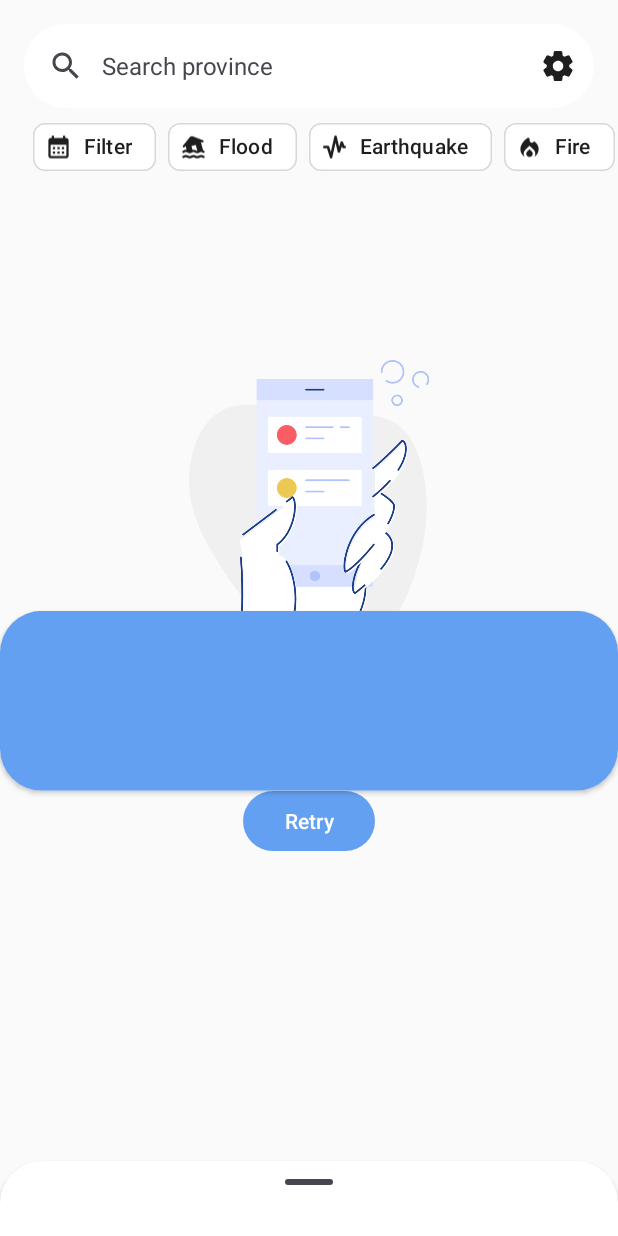
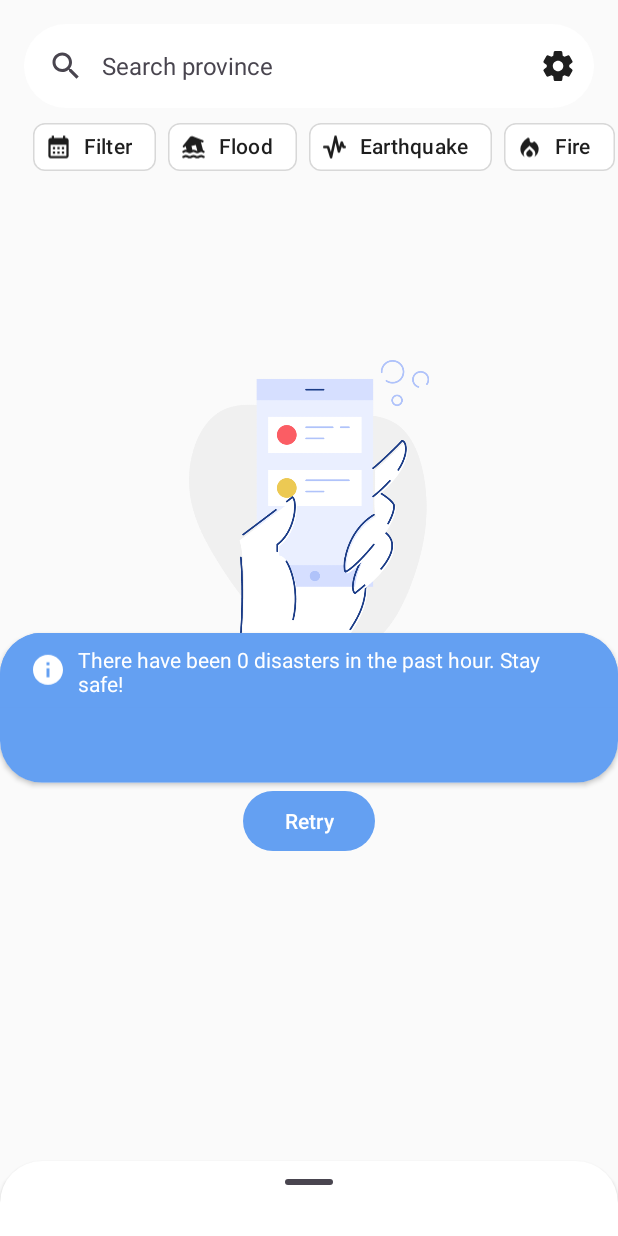
Before and after one commit to GG-3-0-Mobile-Engineering/ME15-Dismaps-GG3MEGP0565-KadekDhivaTiradika, an Android app: the screen it shows after launch (MainActivity), on a phone screen of 412 x 824 dp. Run offline under Robolectric (Android 15) with nearby library versions, the light colour scheme and no system bars; pictures from the network do not load.

Commit message:
add additional info fragment
attach additional info fragment to bottomsheet header to show disaster count and filter date

```diff
--- /dev/null
+++ b/app/src/main/java/com/bydhiva/dismaps/ui/additional/AdditionalInfoFragment.kt
@@ -0,0 +1,59 @@
+package com.bydhiva.dismaps.ui.additional
+
+import android.os.Bundle
+import android.view.LayoutInflater
+import android.view.View
+import android.view.ViewGroup
+import androidx.fragment.app.Fragment
+import com.bydhiva.dismaps.R
+import com.bydhiva.dismaps.base.activityViewModelBuilder
+import com.bydhiva.dismaps.databinding.FragmentAdditionalInfoBinding
+import com.bydhiva.dismaps.domain.model.Disaster
+import com.bydhiva.dismaps.domain.model.ReportsFilter
+import com.bydhiva.dismaps.ui.main.MainViewModel
+import com.bydhiva.dismaps.utils.CombinedLiveData
+import com.bydhiva.dismaps.utils.toShortText
+
+class AdditionalInfoFragment : Fragment() {
+    private var _binding: FragmentAdditionalInfoBinding? = null
+    private val binding get() = _binding!!
+    private val viewModel by activityViewModelBuilder<MainViewModel>()
+    override fun onCreateView(
+        inflater: LayoutInflater, container: ViewGroup?,
+        savedInstanceState: Bundle?
+    ): View {
+        _binding = FragmentAdditionalInfoBinding.inflate(inflater, container, false)
+        return binding.root
+    }
+
+    override fun onViewCreated(view: View, savedInstanceState: Bundle?) {
+        super.onViewCreated(view, savedInstanceState)
+
+        CombinedLiveData(
+            source1 = viewModel.listDisaster,
+            source2 = viewModel.reportsFilter,
+            combine = { data1, data2 ->
+                Pair(data1, data2)
+            }
+        ).observe(viewLifecycleOwner) {
+            setMessage(it)
+        }
+    }
+
+    private fun setMessage(data: Pair<List<Disaster>?, ReportsFilter?>) {
+        val disasterCount = data.first?.size ?: 0
+        val filter = data.second?.startEndDate?.toShortText()
+        val time = if (filter == null) {
+            getString(R.string.in_the_past_hour)
+        } else {
+            getString(R.string.between_date, filter)
+        }
+
+        binding.tvMessage.text = getString(R.string.disaster_message, disasterCount, time)
+    }
+
+    override fun onDestroyView() {
+        super.onDestroyView()
+        _binding = null
+    }
+}
--- a/app/src/main/java/com/bydhiva/dismaps/ui/main/MainActivity.kt
+++ b/app/src/main/java/com/bydhiva/dismaps/ui/main/MainActivity.kt
@@ -10,6 +10,7 @@ import com.bydhiva.dismaps.R
 import com.bydhiva.dismaps.base.BaseApplication
 import com.bydhiva.dismaps.base.viewModelBuilder
 import com.bydhiva.dismaps.databinding.ActivityMainBinding
+import com.bydhiva.dismaps.ui.additional.AdditionalInfoFragment
 import com.bydhiva.dismaps.ui.error.ErrorPlaceholderFragment
 import com.bydhiva.dismaps.ui.list.DisasterListFragment
 import com.bydhiva.dismaps.ui.main.MainViewModel.MainUIEvent
@@ -67,7 +68,8 @@ class MainActivity : AppCompatActivity() {
         BottomSheetBehavior.from(binding.bottomSheet).addBottomSheetCallback(
             object : BottomSheetCallback() {
                 override fun onStateChanged(bottomSheet: View, newState: Int) = Unit
-                override fun onSlide(bottomSheet: View, slideOffset: Float) = setTranslationYBottomSheetHeader(slideOffset)
+                override fun onSlide(bottomSheet: View, slideOffset: Float) =
+                    setTranslationYBottomSheetHeader(slideOffset)
             }
         )
     }
@@ -76,6 +78,7 @@ class MainActivity : AppCompatActivity() {
         replace<SearchbarFragment>(R.id.header_container)
         replace<MapsFragment>(R.id.main_container)
         replace<DisasterListFragment>(R.id.bottom_sheet_container)
+        replace<AdditionalInfoFragment>(R.id.bs_header_container)
         setReorderingAllowed(true)
     }
 
@@ -97,7 +100,7 @@ class MainActivity : AppCompatActivity() {
     }
 
     private fun setTranslationYBottomSheetHeader(slideOffset: Float) {
-        val height = resources.displayMetrics.heightPixels-120
+        val height = resources.displayMetrics.heightPixels-100
         val translationY = -(slideOffset*height)
         val extraTranslationY: Float = if (slideOffset<0.4) {
             200-(200*(slideOffset*2.5)).toFloat()
--- a/app/src/main/java/com/bydhiva/dismaps/ui/maps/MapsFragment.kt
+++ b/app/src/main/java/com/bydhiva/dismaps/ui/maps/MapsFragment.kt
@@ -15,7 +15,6 @@ import com.google.android.gms.maps.CameraUpdateFactory
 import com.google.android.gms.maps.GoogleMap
 import com.google.android.gms.maps.OnMapReadyCallback
 import com.google.android.gms.maps.SupportMapFragment
-import com.google.android.gms.maps.model.LatLng
 import com.google.android.gms.maps.model.LatLngBounds
 import com.google.android.gms.maps.model.MapStyleOptions
 import com.google.android.gms.maps.model.MarkerOptions
@@ -29,7 +28,7 @@ class MapsFragment : Fragment() {
         this.googleMap = googleMap
         if (AppCompatDelegate.getDefaultNightMode() == AppCompatDelegate.MODE_NIGHT_YES) {
             googleMap.setMapStyle(
-                MapStyleOptions.loadRawResourceStyle(requireContext(), R.raw.style_json)
+                MapStyleOptions.loadRawResourceStyle(requireContext(), R.raw.maps_night_style)
             )
         }
     }
--- a/app/src/main/java/com/bydhiva/dismaps/ui/searchbar/SearchbarFragment.kt
+++ b/app/src/main/java/com/bydhiva/dismaps/ui/searchbar/SearchbarFragment.kt
@@ -16,7 +16,6 @@ import com.bydhiva.dismaps.domain.model.DisasterType
 import com.bydhiva.dismaps.domain.model.Province
 import com.bydhiva.dismaps.ui.main.MainViewModel
 import com.bydhiva.dismaps.ui.setting.SettingDialogFragment
-import com.bydhiva.dismaps.utils.toShortText
 import com.google.android.material.datepicker.MaterialDatePicker
 import java.util.Calendar
 import java.util.Date
@@ -130,7 +129,6 @@ class SearchbarFragment : Fragment() {
         chipFilter.isCheckable = true
         chipFilter.isChecked = starEndDate != null
         chipFilter.isCheckable = false
-        chipFilter.text = starEndDate?.toShortText() ?: resources.getString(R.string.filter)
     }
 
     private fun onActionSearch(text: String) = with(binding) {
--- a/app/src/main/java/com/bydhiva/dismaps/utils/DateUtil.kt
+++ b/app/src/main/java/com/bydhiva/dismaps/utils/DateUtil.kt
@@ -12,5 +12,5 @@ fun Date.toStringISO(): String {
 
 fun Pair<Date, Date>.toShortText(): String {
     val formatter = SimpleDateFormat("dd/MM/yyyy", Locale.US)
-    return "${formatter.format(this.first)}-${formatter.format(this.second)}"
+    return "${formatter.format(this.first)} - ${formatter.format(this.second)}"
 }
--- a/app/src/main/java/com/bydhiva/dismaps/utils/LiveDataUtils.kt
+++ b/app/src/main/java/com/bydhiva/dismaps/utils/LiveDataUtils.kt
@@ -2,6 +2,7 @@ package com.bydhiva.dismaps.utils
 
 import androidx.lifecycle.LiveData
 import androidx.lifecycle.MediatorLiveData
+import androidx.lifecycle.Observer
 import kotlinx.coroutines.CoroutineScope
 import kotlinx.coroutines.Job
 import kotlinx.coroutines.delay
@@ -20,3 +21,20 @@ fun <T> LiveData<T>.debounce(duration: Long = 1000L, coroutineScope: CoroutineSc
         }
     }
 }
+
+class CombinedLiveData<T, K, S>(source1: LiveData<T>, source2: LiveData<K>, private val combine: (data1: T?, data2: K?) -> S) : MediatorLiveData<S>() {
+
+    private var data1: T? = null
+    private var data2: K? = null
+
+    init {
+        super.addSource(source1) {
+            data1 = it
+            value = combine(data1, data2)
+        }
+        super.addSource(source2) {
+            data2 = it
+            value = combine(data1, data2)
+        }
+    }
+}
--- /dev/null
+++ b/app/src/main/res/drawable/ic_info_24.xml
@@ -0,0 +1,5 @@
+<vector android:height="24dp" android:tint="#FFFFFF"
+    android:viewportHeight="24" android:viewportWidth="24"
+    android:width="24dp" xmlns:android="http://schemas.android.com/apk/res/android">
+    <path android:fillColor="@android:color/white" android:pathData="M12,2C6.48,2 2,6.48 2,12s4.48,10 10,10 10,-4.48 10,-10S17.52,2 12,2zM13,17h-2v-6h2v6zM13,9h-2L11,7h2v2z"/>
+</vector>
--- a/app/src/main/res/layout/activity_main.xml
+++ b/app/src/main/res/layout/activity_main.xml
@@ -26,7 +26,7 @@
         <androidx.fragment.app.FragmentContainerView
             android:id="@+id/bs_header_container"
             android:layout_width="match_parent"
-            android:layout_height="120dp"
+            android:layout_height="100dp"
             android:background="@color/blue_500"/>
 
     </androidx.cardview.widget.CardView>
--- /dev/null
+++ b/app/src/main/res/layout/fragment_additional_info.xml
@@ -0,0 +1,26 @@
+<?xml version="1.0" encoding="utf-8"?>
+<LinearLayout xmlns:android="http://schemas.android.com/apk/res/android"
+    xmlns:tools="http://schemas.android.com/tools"
+    android:layout_width="match_parent"
+    android:layout_height="50dp"
+    android:background="@color/blue_500"
+    android:orientation="horizontal"
+    android:paddingHorizontal="20dp"
+    android:paddingVertical="8dp"
+    android:gravity="center_vertical"
+    tools:context=".ui.additional.AdditionalInfoFragment">
+
+    <ImageView
+        android:layout_width="wrap_content"
+        android:layout_height="wrap_content"
+        android:src="@drawable/ic_info_24"/>
+
+    <TextView
+        android:id="@+id/tv_message"
+        android:layout_width="wrap_content"
+        android:layout_height="wrap_content"
+        android:textColor="@color/white"
+        android:layout_marginStart="8dp"
+        tools:text="There have been 62 disasters in the past hour. Stay safe!"/>
+
+</LinearLayout>
--- a/app/src/main/res/values/strings.xml
+++ b/app/src/main/res/values/strings.xml
@@ -33,4 +33,7 @@
     <string name="water_level_alert">Water Level Alert</string>
     <string name="set_filter">Set Filter</string>
     <string name="app_ver">Dismaps v1.0.0</string>
+    <string name="in_the_past_hour">in the past hour</string>
+    <string name="between_date">between %1$s</string>
+    <string name="disaster_message">There have been %1$d disasters %2$s. Stay safe!</string>
 </resources>
```
Also changed, not shown: app/src/main/res/raw/maps_night_style.json (renamed from app/src/main/res/raw/style_json.json).
